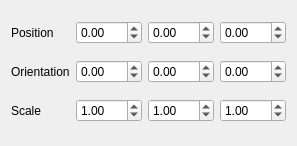
The window that RootTools/Treenity/UI/TransformComponent.ui (kevinortegren/zombieshroom) describes before a commit, drawn with Qt 5.
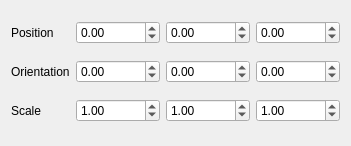
The same window after the commit.

What changed in the file:
```diff
--- a/RootTools/Treenity/UI/TransformComponent.ui
+++ b/RootTools/Treenity/UI/TransformComponent.ui
@@ -6,7 +6,7 @@
    <rect>
     <x>0</x>
     <y>0</y>
-    <width>297</width>
+    <width>351</width>
     <height>146</height>
    </rect>
   </property>
```
